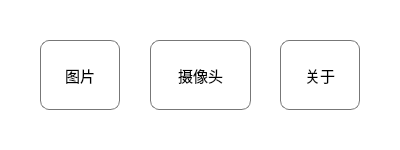
This is src/mainwidget.ui in ho-229/face-recognition as Qt 5 draws it before an edit. The edited form follows.
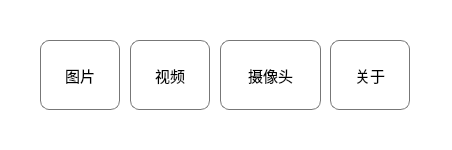
This is the edited form. Icons and pictures are not drawn.

Commit message: 增加了对视频文件的支持

Patch:
```diff
--- a/src/mainwidget.ui
+++ b/src/mainwidget.ui
@@ -6,7 +6,7 @@
    <rect>
     <x>0</x>
     <y>0</y>
-    <width>400</width>
+    <width>452</width>
     <height>150</height>
    </rect>
   </property>
@@ -22,7 +22,7 @@
   <widget class="QPushButton" name="aboutBtn">
    <property name="geometry">
     <rect>
-     <x>280</x>
+     <x>330</x>
      <y>40</y>
      <width>80</width>
      <height>70</height>
@@ -75,7 +75,7 @@
   <widget class="QPushButton" name="cameraBtn">
    <property name="geometry">
     <rect>
-     <x>150</x>
+     <x>220</x>
      <y>40</y>
      <width>101</width>
      <height>70</height>
@@ -187,6 +187,71 @@
     <bool>false</bool>
    </property>
   </widget>
+  <widget class="QPushButton" name="videoBtn">
+   <property name="geometry">
+    <rect>
+     <x>130</x>
+     <y>40</y>
+     <width>80</width>
+     <height>70</height>
+    </rect>
+   </property>
+   <property name="font">
+    <font>
+     <family>微软雅黑</family>
+     <pointsize>11</pointsize>
+    </font>
+   </property>
+   <property name="contextMenuPolicy">
+    <enum>Qt::DefaultContextMenu</enum>
+   </property>
+   <property name="layoutDirection">
+    <enum>Qt::LeftToRight</enum>
+   </property>
+   <property name="styleSheet">
+    <string notr="true">QPushButton
+{
+border-style:none;
+padding:2px;
+border-radius:9px;
+border:1px solid rgb(119,119,119);
+color:black;
+background:white;
+}
+
+QPushButton:hover
+{
+background:rgb(250, 250, 250);
+}
+
+QPushButton:pressed
+{
+background:rgb(220, 220, 220);
+}</string>
+   </property>
+   <property name="text">
+    <string>视频</string>
+   </property>
+   <property name="icon">
+    <iconset resource="../res.qrc">
+     <normaloff>:/images/images/video.ico</normaloff>:/images/images/video.ico</iconset>
+   </property>
+   <property name="iconSize">
+    <size>
+     <width>47</width>
+     <height>37</height>
+    </size>
+   </property>
+   <property name="autoRepeatDelay">
+    <number>300</number>
+   </property>
+   <property name="autoRepeatInterval">
+    <number>100</number>
+   </property>
+   <property name="flat">
+    <bool>false</bool>
+   </property>
+  </widget>
  </widget>
  <layoutdefault spacing="6" margin="11"/>
  <resources>
```
The commit also changes 10 other files.
